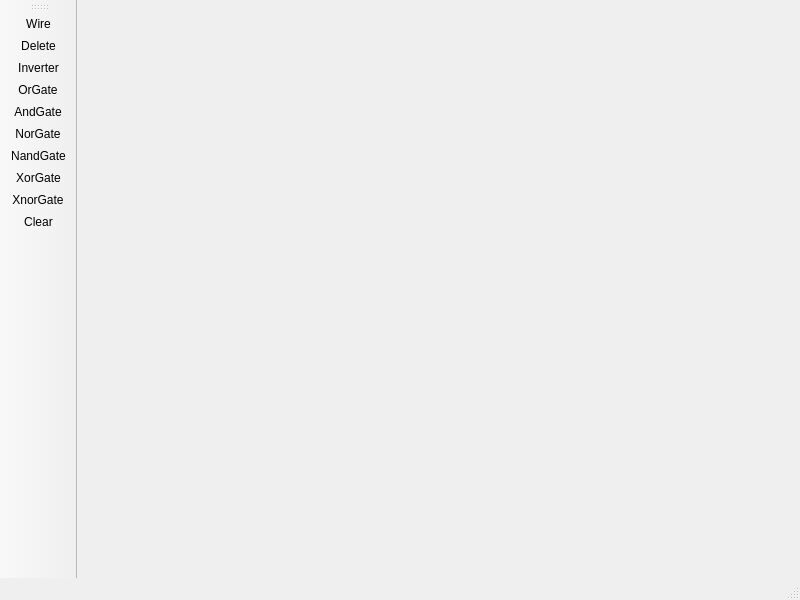
lilzooty/IzziLab, file CircuitBuilder/mainwindow.ui: the form before one commit.
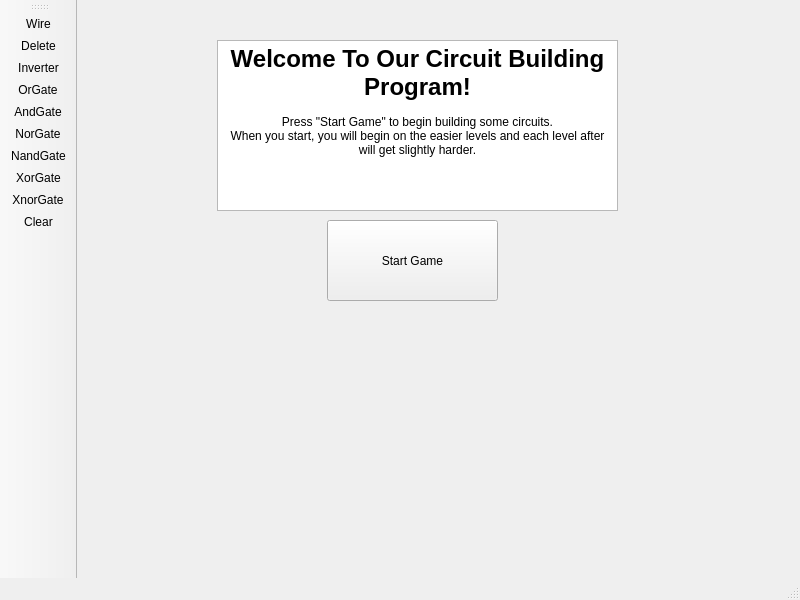
The form after the commit. Icons and pictures are not drawn.

Commit message: Added game start menu at the beginning of program start.

The edit to the form file:
```diff
--- a/CircuitBuilder/mainwindow.ui
+++ b/CircuitBuilder/mainwindow.ui
@@ -13,7 +13,41 @@
   <property name="windowTitle">
    <string>MainWindow</string>
   </property>
-  <widget class="QWidget" name="centralwidget"/>
+  <widget class="QWidget" name="centralwidget">
+   <widget class="QPushButton" name="startButton">
+    <property name="geometry">
+     <rect>
+      <x>250</x>
+      <y>220</y>
+      <width>171</width>
+      <height>81</height>
+     </rect>
+    </property>
+    <property name="text">
+     <string>Start Game</string>
+    </property>
+   </widget>
+   <widget class="QTextEdit" name="textEdit">
+    <property name="geometry">
+     <rect>
+      <x>140</x>
+      <y>40</y>
+      <width>401</width>
+      <height>171</height>
+     </rect>
+    </property>
+    <property name="html">
+     <string>&lt;!DOCTYPE HTML PUBLIC &quot;-//W3C//DTD HTML 4.0//EN&quot; &quot;http://www.w3.org/TR/REC-html40/strict.dtd&quot;&gt;
+&lt;html&gt;&lt;head&gt;&lt;meta name=&quot;qrichtext&quot; content=&quot;1&quot; /&gt;&lt;meta charset=&quot;utf-8&quot; /&gt;&lt;style type=&quot;text/css&quot;&gt;
+p, li { white-space: pre-wrap; }
+hr { height: 1px; border-width: 0; }
+li.unchecked::marker { content: &quot;\2610&quot;; }
+li.checked::marker { content: &quot;\2612&quot;; }
+&lt;/style&gt;&lt;/head&gt;&lt;body style=&quot; font-family:'Segoe UI'; font-size:9pt; font-weight:400; font-style:normal;&quot;&gt;
+&lt;p align=&quot;center&quot; style=&quot; margin-top:0px; margin-bottom:0px; margin-left:0px; margin-right:0px; -qt-block-indent:0; text-indent:0px;&quot;&gt;&lt;span style=&quot; font-size:18pt; font-weight:700;&quot;&gt;Welcome To Our Circuit Building Program!&lt;/span&gt;&lt;br /&gt;&lt;br /&gt;Press &amp;quot;Start Game&amp;quot; to begin building some circuits.&lt;br /&gt;When you start, you will begin on the easier levels and each level after will get slightly harder.&lt;/p&gt;&lt;/body&gt;&lt;/html&gt;</string>
+    </property>
+   </widget>
+  </widget>
   <widget class="QMenuBar" name="menubar">
    <property name="geometry">
     <rect>
```
The commit also changes 3 other files.
